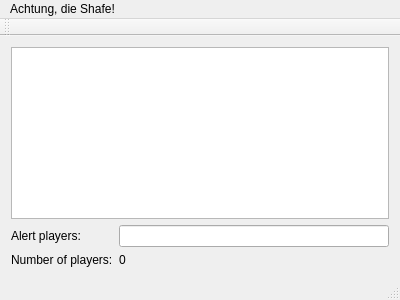
Qt form server/mainwindow.ui (gustafsson/achtung-die-schafe) before a commit.
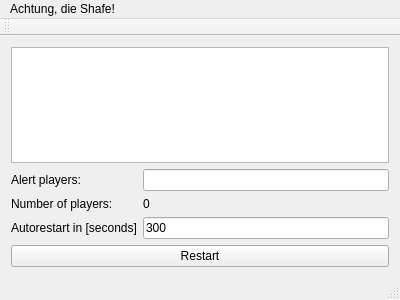
The same form after that commit. Icons and pictures are not drawn.

Commit message: Server restarts every 10 minutes.

```diff
--- a/server/mainwindow.ui
+++ b/server/mainwindow.ui
@@ -45,11 +45,32 @@
         </property>
        </widget>
       </item>
+      <item row="3" column="0">
+       <widget class="QLabel" name="label_2">
+        <property name="text">
+         <string>Autorestart in [seconds]</string>
+        </property>
+       </widget>
+      </item>
+      <item row="3" column="1">
+       <widget class="QLineEdit" name="lineEdit_2">
+        <property name="text">
+         <string>300</string>
+        </property>
+       </widget>
+      </item>
      </layout>
     </item>
     <item row="0" column="0">
      <widget class="QListWidget" name="listWidget"/>
     </item>
+    <item row="2" column="0">
+     <widget class="QPushButton" name="pushButton">
+      <property name="text">
+       <string>Restart</string>
+      </property>
+     </widget>
+    </item>
    </layout>
   </widget>
   <widget class="QMenuBar" name="menuBar">
```
Left out of the diff: 2 changed lines with no effect on the pictures. The commit also changes 2 other files.
